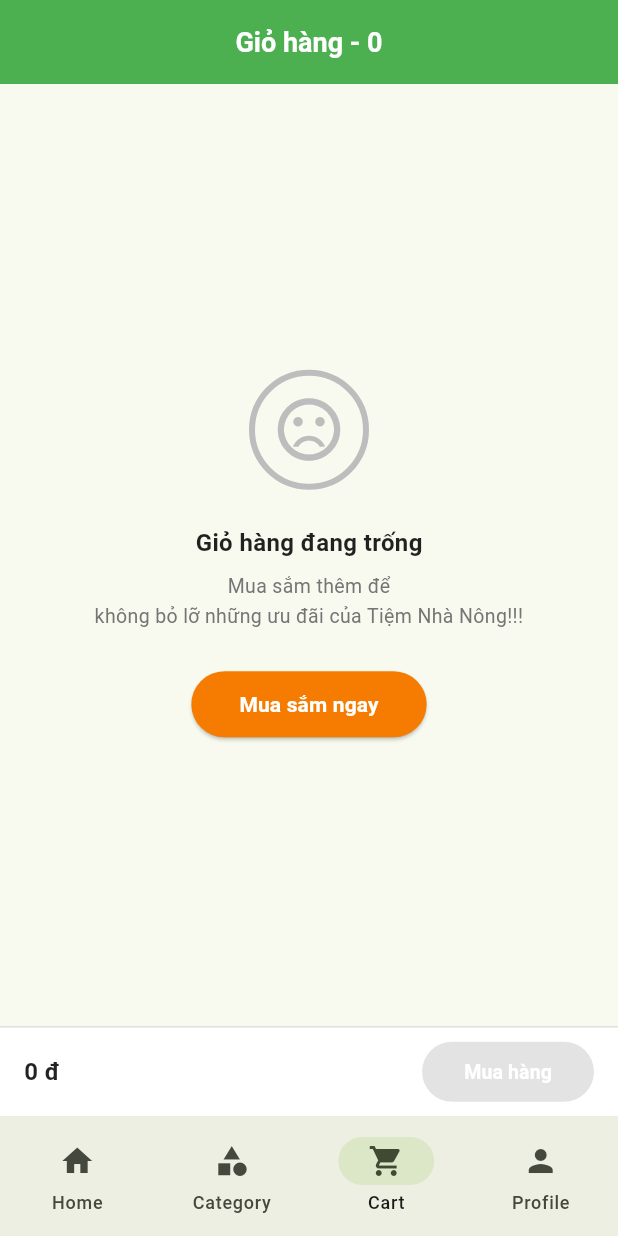
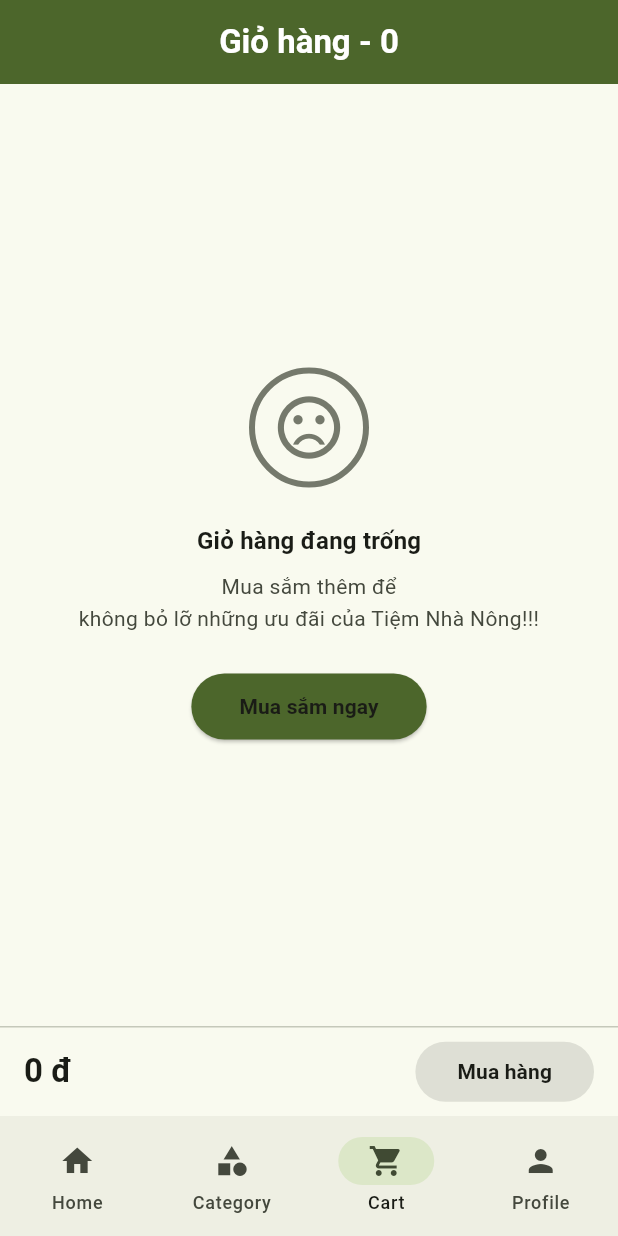
Before and after one commit to nctk17uit/tiem-nha-nong, a Flutter app: the screen it shows after launch, item 3 of the bottom bar chosen, on a phone screen of 412 x 824 dp. Run offline on Flutter 3.47's test engine with Material 3 defaults, Android fonts, the phone set to English and light mode, and no system bars; our stand-ins replace carousel_slider, dio, flutter_riverpod, flutter_secure_storage, flutter_slidable, go_router; network calls fail.

Commit message:
fix theme for cart

```diff
--- a/lib/ui/screens/cart_page.dart
+++ b/lib/ui/screens/cart_page.dart
@@ -1,8 +1,9 @@
 import 'package:flutter/material.dart';
 import 'package:flutter_riverpod/flutter_riverpod.dart';
-import 'package:google_fonts/google_fonts.dart';
 
-// import 'package:mobile/models/cart.dart';
+// Remove Google Fonts as we now use Theme TextStyles
+// import 'package:google_fonts/google_fonts.dart';
+
 import 'package:mobile/utils/elements_format.dart';
 import 'package:mobile/controllers/cart_controller.dart';
 import 'package:mobile/ui/widgets/cart_list.dart';
@@ -12,8 +13,12 @@ class CartPage extends ConsumerWidget {
 
   @override
   Widget build(BuildContext context, WidgetRef ref) {
+    // 1. THEME DATA
+    final theme = Theme.of(context);
+    final colorScheme = theme.colorScheme;
+    final textTheme = theme.textTheme;
+
     // 2. WATCH STATE
-    // This returns your custom 'CartState' object (which contains items & isLoading)
     final cartState = ref.watch(cartControllerProvider);
     final cartItems = cartState.items;
 
@@ -24,31 +29,31 @@ class CartPage extends ConsumerWidget {
     );
 
     return Scaffold(
+      backgroundColor: colorScheme.surface,
       appBar: AppBar(
-        backgroundColor: const Color(0xFF4CAF50),
+        // Use Primary Color from Theme (usually the Green brand color)
+        backgroundColor: colorScheme.primary,
         elevation: 0,
         toolbarHeight: 56,
+        // Ensure Back Button is readable on Primary color
+        iconTheme: IconThemeData(color: colorScheme.onPrimary),
         title: Text(
           'Giỏ hàng - ${cartItems.length}',
-          style: GoogleFonts.roboto(
-            fontSize: 18,
+          style: textTheme.titleLarge?.copyWith(
             fontWeight: FontWeight.w600,
-            color: Colors.white,
+            color: colorScheme.onPrimary,
           ),
         ),
         centerTitle: true,
       ),
 
       // 4. MAIN CONTENT
-      // Prioritize Loading -> Empty -> List
       body: cartState.isLoading
           ? const Center(child: CircularProgressIndicator())
           : cartItems.isEmpty
           ? _buildEmptyState(context)
           : CartList(
               cartItems: cartItems,
-              // ACTION: Pass the *whole item* so the controller can check
-              // if it needs to use 'id' (Server) or 'variantId' (Guest)
               onRemoveItem: (item) {
                 ref.read(cartControllerProvider.notifier).removeItem(item);
               },
@@ -72,6 +77,10 @@ class CartPage extends ConsumerWidget {
   // --- WIDGETS ---
 
   Widget _buildEmptyState(BuildContext context) {
+    final theme = Theme.of(context);
+    final colorScheme = theme.colorScheme;
+    final textTheme = theme.textTheme;
+
     return Center(
       child: Column(
         mainAxisAlignment: MainAxisAlignment.center,
@@ -81,37 +90,37 @@ class CartPage extends ConsumerWidget {
             height: 80,
             decoration: BoxDecoration(
               shape: BoxShape.circle,
-              border: Border.all(color: Colors.grey[400]!, width: 4),
+              border: Border.all(color: colorScheme.outline, width: 4),
             ),
             child: Icon(
               Icons.sentiment_very_dissatisfied,
               size: 50,
-              color: Colors.grey[400],
+              color: colorScheme.outline,
             ),
           ),
           const SizedBox(height: 24),
           Text(
             'Giỏ hàng đang trống',
-            style: GoogleFonts.roboto(
-              fontSize: 16,
+            style: textTheme.titleMedium?.copyWith(
               fontWeight: FontWeight.w600,
-              color: Colors.black87,
+              color: colorScheme.onSurface,
             ),
           ),
           const SizedBox(height: 8),
           Text(
             'Mua sắm thêm để\nkhông bỏ lỡ những ưu đãi của Tiệm Nhà Nông!!!',
             textAlign: TextAlign.center,
-            style: GoogleFonts.roboto(
-              fontSize: 13,
-              color: Colors.grey[600],
+            style: textTheme.bodyMedium?.copyWith(
+              color: colorScheme.onSurfaceVariant,
               height: 1.5,
             ),
           ),
           const SizedBox(height: 24),
           ElevatedButton(
             style: ElevatedButton.styleFrom(
-              backgroundColor: Colors.orange[700],
+              // Use Primary color for the main Call-To-Action
+              backgroundColor: colorScheme.primary,
+              foregroundColor: colorScheme.onPrimary,
               padding: const EdgeInsets.symmetric(horizontal: 32, vertical: 12),
               shape: RoundedRectangleBorder(
                 borderRadius: BorderRadius.circular(24),
@@ -120,10 +129,9 @@ class CartPage extends ConsumerWidget {
             onPressed: () => Navigator.pop(context),
             child: Text(
               'Mua sắm ngay',
-              style: GoogleFonts.roboto(
+              style: textTheme.labelLarge?.copyWith(
                 fontSize: 14,
                 fontWeight: FontWeight.w600,
-                color: Colors.white,
               ),
             ),
           ),
@@ -137,11 +145,17 @@ class CartPage extends ConsumerWidget {
     bool isEmpty,
     double totalPrice,
   ) {
+    final theme = Theme.of(context);
+    final colorScheme = theme.colorScheme;
+    final textTheme = theme.textTheme;
+
     return Container(
       height: 60,
       decoration: BoxDecoration(
-        color: Colors.white,
-        border: Border(top: BorderSide(color: Colors.grey[300]!, width: 1)),
+        color: colorScheme.surface,
+        border: Border(
+          top: BorderSide(color: colorScheme.outlineVariant, width: 1),
+        ),
       ),
       child: Padding(
         padding: const EdgeInsets.symmetric(horizontal: 16, vertical: 8),
@@ -150,17 +164,17 @@ class CartPage extends ConsumerWidget {
           children: [
             Text(
               PriceFormatter.format(totalPrice),
-              style: GoogleFonts.roboto(
-                fontSize: 16,
+              style: textTheme.titleLarge?.copyWith(
                 fontWeight: FontWeight.w600,
-                color: Colors.black87,
+                color: colorScheme.onSurface,
               ),
             ),
             ElevatedButton(
               style: ElevatedButton.styleFrom(
-                backgroundColor: isEmpty
-                    ? Colors.grey[400]
-                    : Colors.orange[700],
+                // Active color = Primary.
+                // Disabled color is handled automatically by Flutter when onPressed is null.
+                backgroundColor: colorScheme.primary,
+                foregroundColor: colorScheme.onPrimary,
                 padding: const EdgeInsets.symmetric(
                   horizontal: 28,
                   vertical: 10,
@@ -177,10 +191,8 @@ class CartPage extends ConsumerWidget {
                     },
               child: Text(
                 'Mua hàng',
-                style: GoogleFonts.roboto(
-                  fontSize: 13,
+                style: textTheme.labelLarge?.copyWith(
                   fontWeight: FontWeight.w600,
-                  color: Colors.white,
                 ),
               ),
             ),
```
Also changed, not shown: lib/ui/widgets/cart_list.dart (+55 -41 lines).
